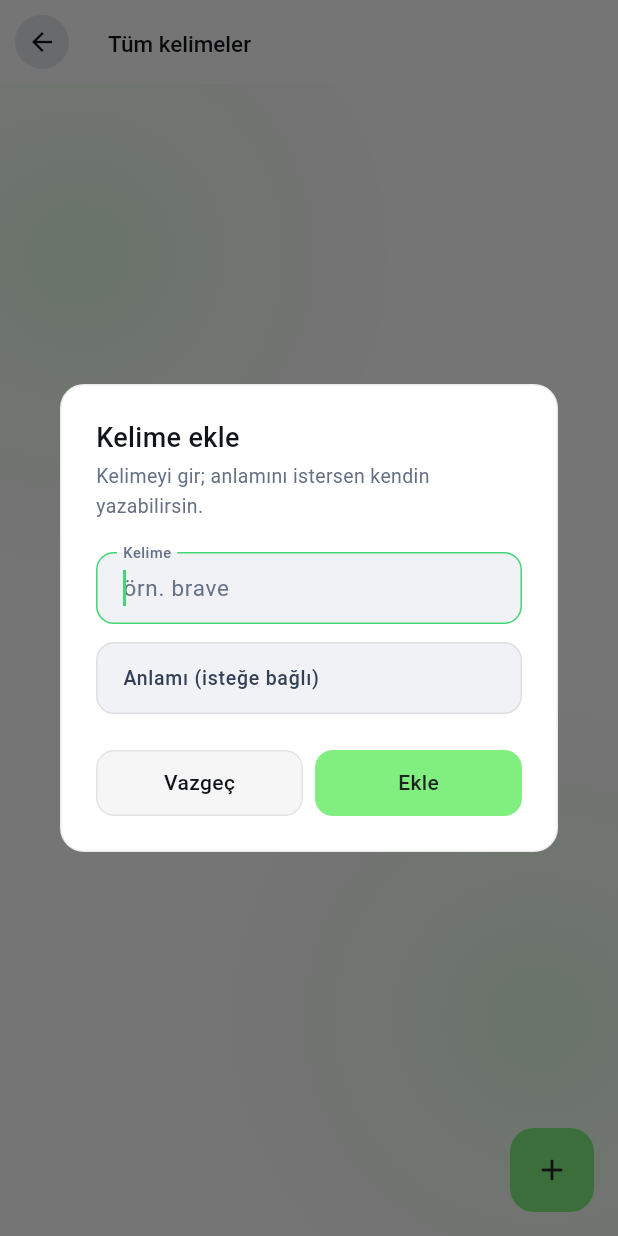
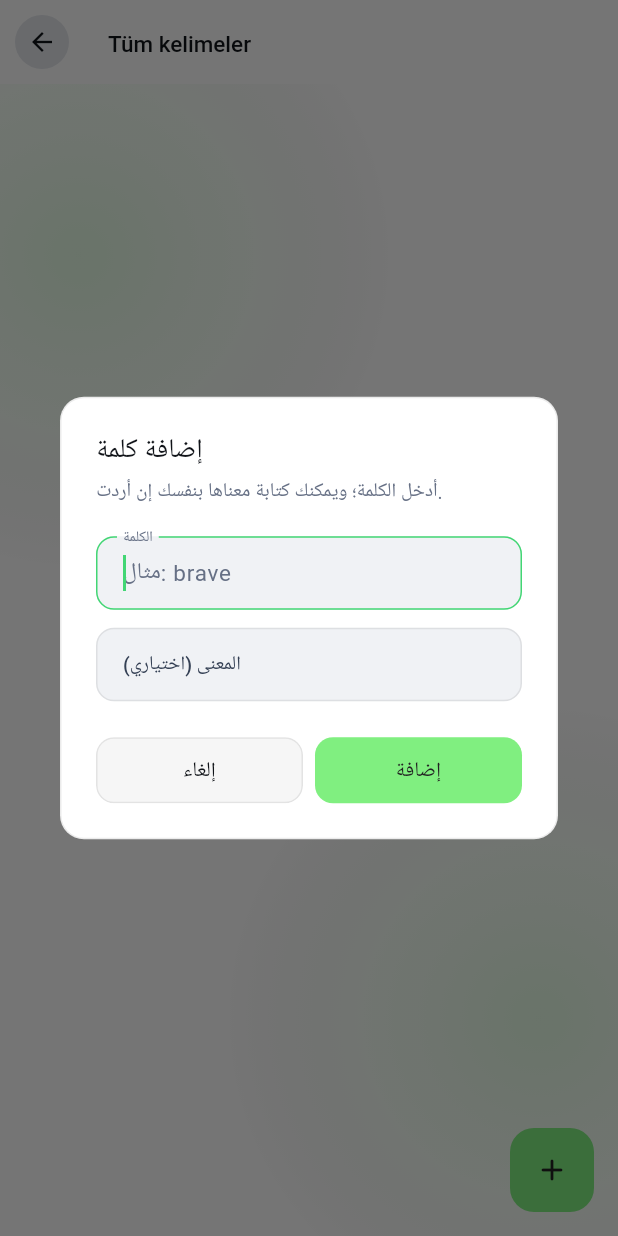
Before and after one commit to Tamimswid/word-learn, a Flutter app: the _AllWordsView screen opened directly, after a tap on the "add" icon, on a phone screen of 412 x 824 dp. Run offline on Flutter 3.47's test engine with Material 3 defaults, Android fonts, the phone set to English and light mode, and no system bars; our stand-ins replace dartz, flutter_bloc, flutter_dotenv, flutter_local_notifications, flutter_svg, flutter_timezone and 9 more; missing offline and left inert: hotkey_manager, launch_at_startup, screen_retriever, tray_manager, window_manager; accounts and stored records are empty; network calls fail; Roboto replaces fonts that are missing (Tajawal).

Commit message:
feat(l10n): kelime yönetimi metinlerini Arapçaya çevir

```diff
--- a/lib/features/word_management/data/data_sources/in_memory_word_data_source.dart
+++ b/lib/features/word_management/data/data_sources/in_memory_word_data_source.dart
@@ -36,7 +36,7 @@ class InMemoryWordDataSource implements WordDataSource {
   ) async {
     final row = _rows[id];
     if (row == null) {
-      return const Left(Failure('Kelime bulunamadı.'));
+      return const Left(Failure('لم يتم العثور على الكلمة.'));
     }
 
     final updated = <String, dynamic>{...row, 'translation': translation};
@@ -52,7 +52,7 @@ class InMemoryWordDataSource implements WordDataSource {
   ) async {
     final row = _rows[id];
     if (row == null) {
-      return const Left(Failure('Kelime bulunamadı.'));
+      return const Left(Failure('لم يتم العثور على الكلمة.'));
     }
 
     final updated = <String, dynamic>{...row, ...values};
--- a/lib/features/word_management/data/data_sources/supabase_word_data_source.dart
+++ b/lib/features/word_management/data/data_sources/supabase_word_data_source.dart
@@ -21,7 +21,7 @@ class SupabaseWordDataSource implements WordDataSource {
   static const String _listColumns = '*';
 
   static const Failure _sessionFailure = Failure(
-    'Oturumunuz sona erdi. Lütfen tekrar giriş yapın.',
+    'انتهت جلستك. يرجى تسجيل الدخول مرة أخرى.',
     type: FailureType.authentication,
   );
 
@@ -41,7 +41,7 @@ class SupabaseWordDataSource implements WordDataSource {
       final payload = response.data;
       if (payload is! Map) {
         return const Left(
-          Failure('Kelime oluşturulamadı. Lütfen tekrar deneyin.'),
+          Failure('تعذر إنشاء الكلمة. يرجى المحاولة مرة أخرى.'),
         );
       }
 
@@ -63,7 +63,7 @@ class SupabaseWordDataSource implements WordDataSource {
         SupabaseErrorHandler.map(
           error,
           stackTrace: stackTrace,
-          fallbackMessage: 'Kelime oluşturulamadı. Lütfen tekrar deneyin.',
+          fallbackMessage: 'تعذر إنشاء الكلمة. يرجى المحاولة مرة أخرى.',
         ),
       );
     }
--- a/lib/features/word_management/data/repositories/word_repository_impl.dart
+++ b/lib/features/word_management/data/repositories/word_repository_impl.dart
@@ -13,7 +13,7 @@ class WordRepositoryImpl implements WordRepository {
   final WordDataSource _source;
 
   static const Failure _generationFailure = Failure(
-    'Kelime oluşturulamadı. Lütfen tekrar deneyin.',
+    'تعذر إنشاء الكلمة. يرجى المحاولة مرة أخرى.',
   );
 
   @override
@@ -134,7 +134,7 @@ class WordRepositoryImpl implements WordRepository {
   Failure _failureFrom(Object? error) {
     if (error is String && error.contains('23505')) {
       return const Failure(
-        'Bu kelime zaten eklenmiş.',
+        'هذه الكلمة مضافة بالفعل.',
         type: FailureType.conflict,
         code: '23505',
       );
--- a/lib/features/word_management/presentation/dialogs/add_word_dialog.dart
+++ b/lib/features/word_management/presentation/dialogs/add_word_dialog.dart
@@ -67,14 +67,14 @@ class _AddWordDialogState extends State<AddWordDialog> {
               crossAxisAlignment: CrossAxisAlignment.stretch,
               children: [
                 Text(
-                  'Kelime ekle',
+                  'إضافة كلمة',
                   style: AppTypography.titleMedium.copyWith(
                     color: AppColors.foreground,
                   ),
                 ),
                 const SizedBox(height: AppSpacing.xs),
                 Text(
-                  'Kelimeyi gir; anlamını istersen kendin yazabilirsin.',
+                  'أدخل الكلمة؛ ويمكنك كتابة معناها بنفسك إن أردت.',
                   style: AppTypography.bodySmall.copyWith(
                     color: AppColors.mutedForeground,
                   ),
@@ -87,8 +87,8 @@ class _AddWordDialogState extends State<AddWordDialog> {
                   enabled: !state.isLoading,
                   onChanged: (_) => _clearErrors(context),
                   decoration: InputDecoration(
-                    labelText: 'Kelime',
-                    hintText: 'örn. brave',
+                    labelText: 'الكلمة',
+                    hintText: 'مثال: brave',
                     errorText: _wordError,
                   ),
                 ),
@@ -100,8 +100,8 @@ class _AddWordDialogState extends State<AddWordDialog> {
                   onChanged: (_) => _clearErrors(context),
                   onSubmitted: (_) => _submit(context),
                   decoration: const InputDecoration(
-                    labelText: 'Anlamı (isteğe bağlı)',
-                    hintText: 'örn. cesur',
+                    labelText: 'المعنى (اختياري)',
+                    hintText: 'مثال: شجاع',
                   ),
                 ),
                 if (state.failure != null) ...[
@@ -119,7 +119,7 @@ class _AddWordDialogState extends State<AddWordDialog> {
                   children: [
                     Expanded(
                       child: AppButton(
-                        label: 'Vazgeç',
+                        label: 'إلغاء',
                         variant: AppButtonVariant.secondary,
                         expanded: true,
                         onPressed: state.isLoading
@@ -129,7 +129,7 @@ class _AddWordDialogState extends State<AddWordDialog> {
                     ),
                     Expanded(
                       child: AppButton(
-                        label: 'Ekle',
+                        label: 'إضافة',
                         expanded: true,
                         isLoading: state.isLoading,
                         onPressed: state.isLoading
@@ -159,7 +159,7 @@ class _AddWordDialogState extends State<AddWordDialog> {
     final translation = _translationController.text.trim();
 
     if (word.isEmpty) {
-      setState(() => _wordError = 'Kelime gerekli.');
+      setState(() => _wordError = 'الكلمة مطلوبة.');
       return;
     }
 
--- a/lib/features/word_management/presentation/dialogs/delete_word_dialog.dart
+++ b/lib/features/word_management/presentation/dialogs/delete_word_dialog.dart
@@ -27,14 +27,14 @@ class DeleteWordDialog extends StatelessWidget {
           crossAxisAlignment: CrossAxisAlignment.stretch,
           children: [
             Text(
-              'Kelimeyi sil',
+              'حذف الكلمة',
               style: AppTypography.titleMedium.copyWith(
                 color: AppColors.foreground,
               ),
             ),
             const SizedBox(height: AppSpacing.xs),
             Text(
-              '"$word" kelimesini silmek istediğine emin misin?',
+              'هل أنت متأكد من حذف الكلمة "$word"؟',
               style: AppTypography.bodySmall.copyWith(
                 color: AppColors.mutedForeground,
               ),
@@ -45,7 +45,7 @@ class DeleteWordDialog extends StatelessWidget {
               children: [
                 Expanded(
                   child: AppButton(
-                    label: 'Vazgeç',
+                    label: 'إلغاء',
                     variant: AppButtonVariant.secondary,
                     expanded: true,
                     onPressed: () => Navigator.of(context).pop(false),
@@ -53,7 +53,7 @@ class DeleteWordDialog extends StatelessWidget {
                 ),
                 Expanded(
                   child: AppButton(
-                    label: 'Sil',
+                    label: 'حذف',
                     variant: AppButtonVariant.danger,
                     expanded: true,
                     onPressed: () => Navigator.of(context).pop(true),
--- a/lib/features/word_management/presentation/sheets/edit_word_sheet.dart
+++ b/lib/features/word_management/presentation/sheets/edit_word_sheet.dart
@@ -86,14 +86,14 @@ class _EditWordSheetState extends State<EditWordSheet> {
               crossAxisAlignment: CrossAxisAlignment.stretch,
               children: [
                 Text(
-                  'Kelimeyi düzenle',
+                  'تعديل الكلمة',
                   style: AppTypography.titleMedium.copyWith(
                     color: AppColors.foreground,
                   ),
                 ),
                 const SizedBox(height: AppSpacing.xs),
                 Text(
-                  'Kelimeyi, anlamını ve cümleleri buradan güncelleyebilirsin.',
+                  'يمكنك تحديث الكلمة والمعنى والجمل من هنا.',
                   style: AppTypography.bodySmall.copyWith(
                     color: AppColors.mutedForeground,
                   ),
@@ -105,8 +105,8 @@ class _EditWordSheetState extends State<EditWordSheet> {
                   enabled: !state.isSaving,
                   onChanged: (_) => _handleChanged(context),
                   decoration: InputDecoration(
-                    labelText: 'Kelime',
-                    hintText: 'örn. brave',
+                    labelText: 'الكلمة',
+                    hintText: 'مثال: brave',
                     errorText: _wordError,
                   ),
                 ),
@@ -117,8 +117,8 @@ class _EditWordSheetState extends State<EditWordSheet> {
                   enabled: !state.isSaving,
                   onChanged: (_) => _handleChanged(context),
                   decoration: InputDecoration(
-                    labelText: 'Anlamı',
-                    hintText: 'örn. cesur',
+                    labelText: 'المعنى',
+                    hintText: 'مثال: شجاع',
                     errorText: _translationError,
                   ),
                 ),
@@ -132,8 +132,8 @@ class _EditWordSheetState extends State<EditWordSheet> {
                   enabled: !state.isSaving,
                   onChanged: (_) => _handleChanged(context),
                   decoration: const InputDecoration(
-                    labelText: 'Örnek cümle',
-                    hintText: 'Kelimenin geçtiği cümle',
+                    labelText: 'جملة مثال',
+                    hintText: 'الجملة التي ترد فيها الكلمة',
                     alignLabelWithHint: true,
                   ),
                 ),
@@ -149,8 +149,8 @@ class _EditWordSheetState extends State<EditWordSheet> {
                   enabled: !state.isSaving,
                   onChanged: (_) => _handleChanged(context),
                   decoration: const InputDecoration(
-                    labelText: 'Arapça cümle',
-                    hintText: 'Cümlenin Arapça karşılığı',
+                    labelText: 'الجملة العربية',
+                    hintText: 'الترجمة العربية للجملة',
                     alignLabelWithHint: true,
                   ),
                 ),
@@ -169,7 +169,7 @@ class _EditWordSheetState extends State<EditWordSheet> {
                   children: [
                     Expanded(
                       child: AppButton(
-                        label: 'Vazgeç',
+                        label: 'إلغاء',
                         variant: AppButtonVariant.secondary,
                         expanded: true,
                         onPressed: state.isSaving
@@ -179,7 +179,7 @@ class _EditWordSheetState extends State<EditWordSheet> {
                     ),
                     Expanded(
                       child: AppButton(
-                        label: 'Kaydet',
+                        label: 'حفظ',
                         expanded: true,
                         isLoading: state.isSaving,
                         onPressed: canSave ? () => _submit(context) : null,
@@ -221,8 +221,8 @@ class _EditWordSheetState extends State<EditWordSheet> {
     final translation = _translationController.text.trim();
 
     setState(() {
-      _wordError = word.isEmpty ? 'Kelime gerekli.' : null;
-      _translationError = translation.isEmpty ? 'Anlamı gerekli.' : null;
+      _wordError = word.isEmpty ? 'الكلمة مطلوبة.' : null;
+      _translationError = translation.isEmpty ? 'المعنى مطلوب.' : null;
     });
 
     if (word.isEmpty || translation.isEmpty) return;
--- a/lib/features/word_management/presentation/widgets/word_card.dart
+++ b/lib/features/word_management/presentation/widgets/word_card.dart
@@ -83,7 +83,7 @@ class WordCard extends StatelessWidget {
                       children: [
                         TapToSpeak(
                           text: word.exampleSentence,
-                          tooltip: 'Cümleyi dinle',
+                          tooltip: 'استمع إلى الجملة',
                           child: HighlightedText(
                             text: word.exampleSentence,
                             highlight: word.word,
@@ -108,7 +108,7 @@ class WordCard extends StatelessWidget {
                             child: TapToSpeak(
                               text: word.arabicSentence,
                               language: 'ar-SA',
-                              tooltip: 'Arapça cümleyi dinle',
+                              tooltip: 'استمع إلى الجملة العربية',
                               child: HighlightedText(
                                 text: word.arabicSentence,
                                 highlightIndex: word.wordIndex,
@@ -133,12 +133,12 @@ class WordCard extends StatelessWidget {
             runSpacing: AppSpacing.xs,
             children: [
               AppBadge(
-                label: '${word.successCount} doğru',
+                label: '${word.successCount} صحيحة',
                 variant: AppBadgeVariant.success,
                 icon: const Icon(Icons.check_circle_rounded),
               ),
               AppBadge(
-                label: '${word.errorCount} yanlış',
+                label: '${word.errorCount} خاطئة',
                 variant: AppBadgeVariant.danger,
                 icon: const Icon(Icons.cancel_rounded),
               ),
```
